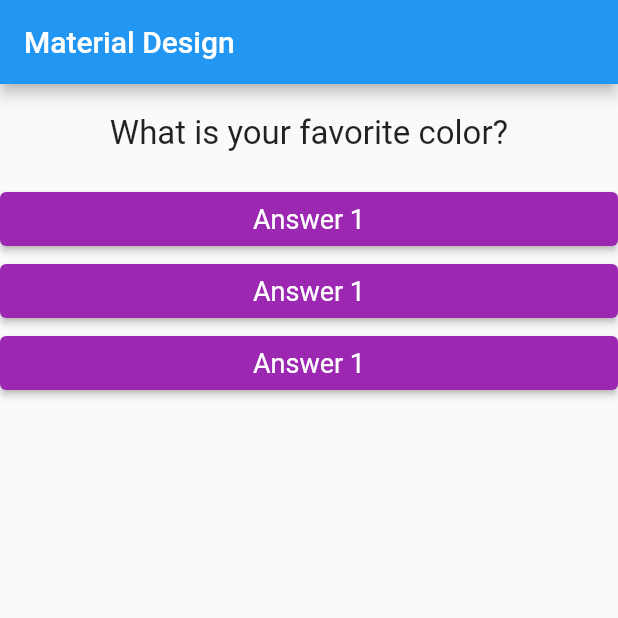
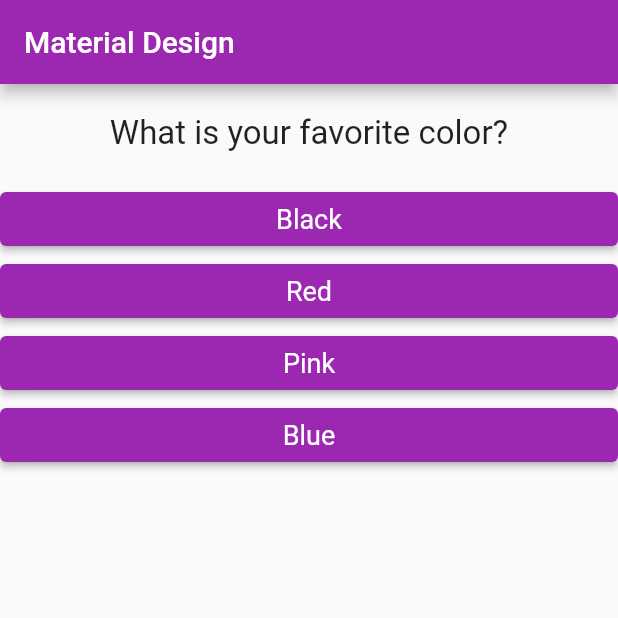
Before and after one commit to soikat77/quiz, a Flutter app: the screen it shows after launch, on a phone screen of 412 x 824 dp, the top half of it. Run offline on Flutter 3.47's test engine with Material 2 defaults, Android fonts, the phone set to English and light mode, and no system bars.

Commit message:
Dynamic Question and Answer Added

```diff
--- a/lib/answer.dart
+++ b/lib/answer.dart
@@ -2,13 +2,16 @@ import 'package:flutter/material.dart';
 
 class Answer extends StatelessWidget {
   final VoidCallback selectHandler;
-  Answer(this.selectHandler);
+  final String answerText;
+
+  Answer(this.selectHandler, this.answerText);
+
   @override
   Widget build(BuildContext context) {
     return Container(
       width: double.infinity,
       child: ElevatedButton(
-        child: Text('Answer 1'),
+        child: Text(answerText),
         onPressed: selectHandler,
         style: ElevatedButton.styleFrom(
             primary: Colors.purple,
--- a/lib/main.dart
+++ b/lib/main.dart
@@ -22,27 +22,50 @@ class _MyAppState extends State<MyApp> {
 
   @override
   Widget build(BuildContext context) {
-    List<String> questions = [
-      'What is your favorite color?',
-      'What is your favorite animal?',
-      'What is your favorite food?',
-      'What is your favorite city?',
-      'What is your favorite man?',
+    var questions = [
+      {
+        'questionText': 'What is your favorite color?',
+        'answers': ['Black', 'Red', 'Pink', 'Blue'],
+      },
+      {
+        'questionText': 'What is your favorite animal?',
+        'answers': ['Tiger', 'Cat', 'Lion', 'Dog'],
+      },
+      {
+        'questionText': 'What is your favorite food?',
+        'answers': ['Rice', 'Milk', 'Meat', 'Vegetable'],
+      },
+      {
+        'questionText': 'What is your favorite city?',
+        'answers': ['Dhaka', 'New York', 'London', 'Dubai'],
+      },
+      {
+        'questionText': 'What is your favorite hero?',
+        'answers': ['Spiderman', 'Thor', 'Wonder Woman', 'Brucely'],
+      },
     ];
 
     return MaterialApp(
       home: Scaffold(
         appBar: AppBar(
           title: Text('Material Design'),
+          backgroundColor: Colors.purple,
         ),
         body: Column(
           children: <Widget>[
             // Question will set here
-            Question(questions[_questionIndex]),
+            Question(
+              questions[_questionIndex]['questionText'] as String,
+            ),
             // Answer will set here
-            Answer(_answerQuestion),
-            Answer(_answerQuestion),
-            Answer(_answerQuestion),
+            ...(questions[_questionIndex]['answers'] as List<String>)
+                .map((answer) {
+              return Answer(_answerQuestion, answer);
+            }).toList()
+            // Answer(_answerQuestion),
+            // Answer(_answerQuestion),
+            // Answer(_answerQuestion),
+            // Answer(_answerQuestion),
           ],
         ),
       ),
```
